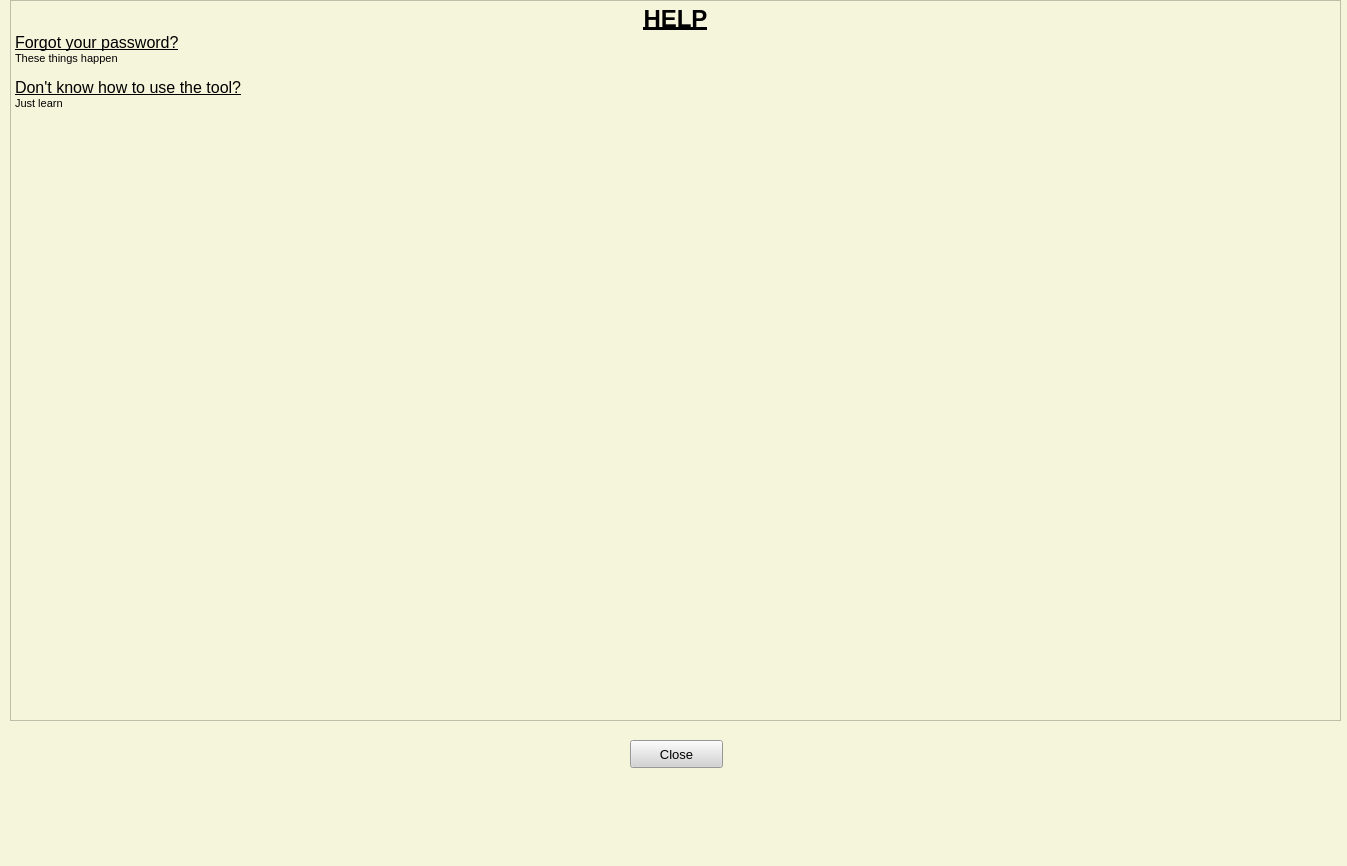
This is guis/help.ui in adamhastings02/MEng-Individual-Project-Software as Qt 5 draws it before an edit. The edited form follows.
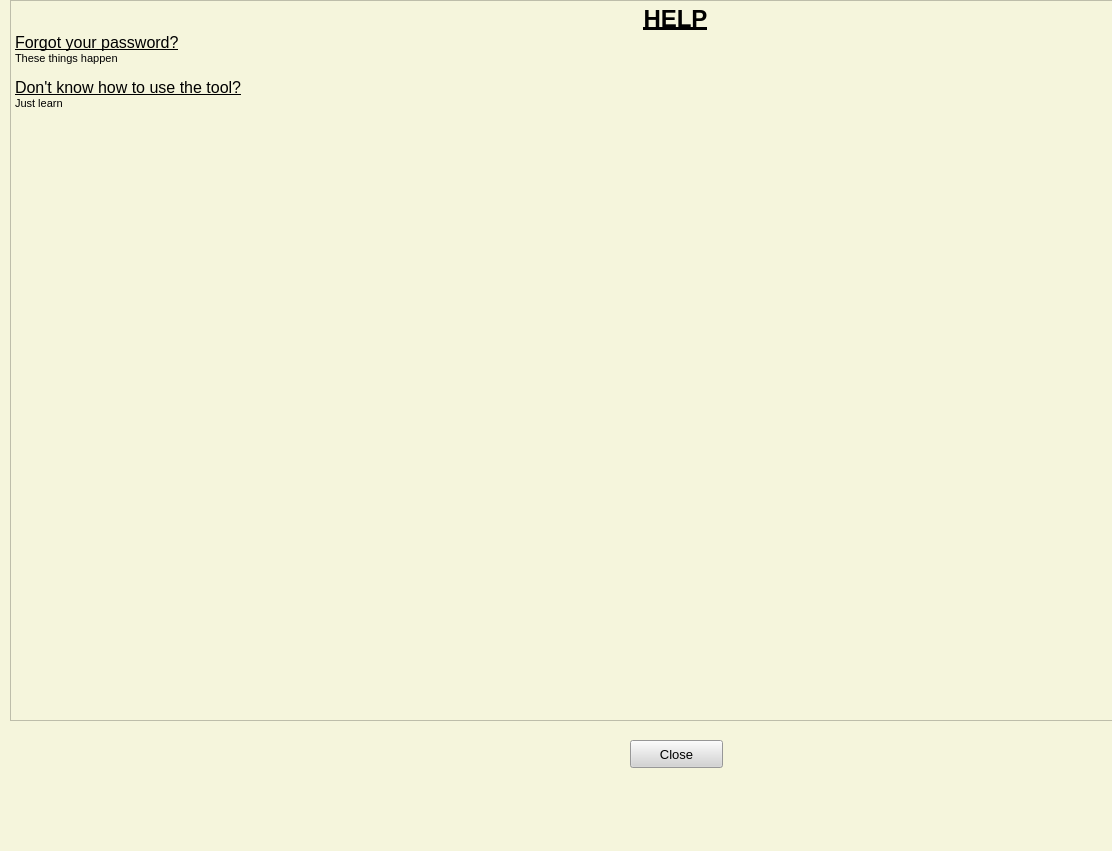
This is the edited form.

Patch:
```diff
--- a/guis/help.ui
+++ b/guis/help.ui
@@ -6,8 +6,8 @@
    <rect>
     <x>0</x>
     <y>0</y>
-    <width>1347</width>
-    <height>866</height>
+    <width>1112</width>
+    <height>851</height>
    </rect>
   </property>
   <property name="windowTitle">
```
Left out of the diff: 2 changed lines with no effect on the pictures.
